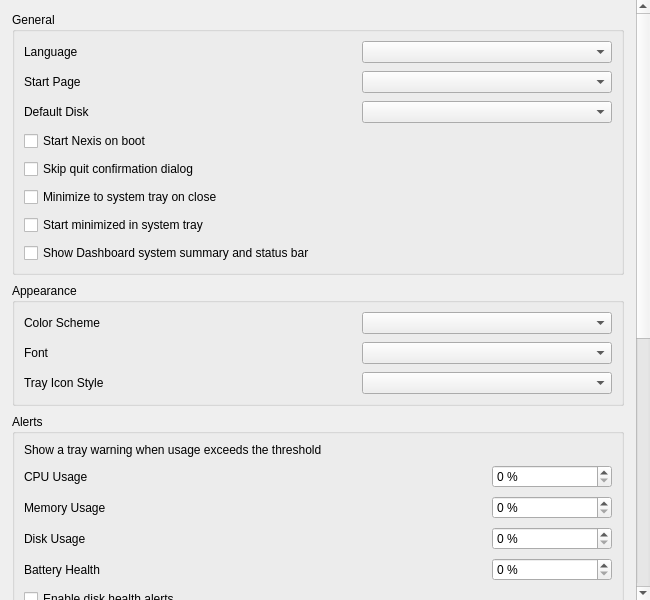
The window that shared/nexis/Pages/Settings/settings_page.ui (s4solutionsllc/Nexis) describes before a commit, drawn with Qt 5.
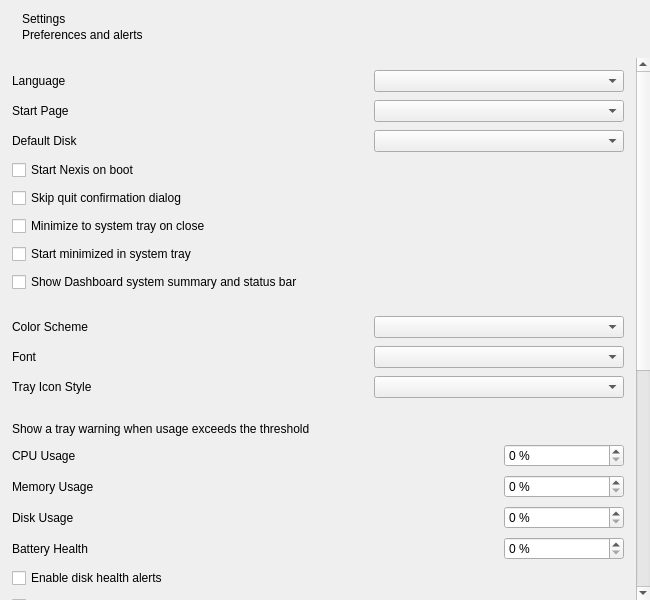
The same window after the commit.

Commit message: feat(settings): DS §2/§3/§4 elevated section cards (NEX-13743)

```diff
--- a/shared/nexis/Pages/Settings/settings_page.ui
+++ b/shared/nexis/Pages/Settings/settings_page.ui
@@ -24,6 +24,43 @@
    <property name="topMargin"><number>0</number></property>
    <property name="rightMargin"><number>0</number></property>
    <property name="bottomMargin"><number>0</number></property>
+   <item>
+    <widget class="QWidget" name="pageHeader" native="true">
+     <layout class="QHBoxLayout" name="pageHeaderLayout">
+      <property name="leftMargin"><number>14</number></property>
+      <property name="topMargin"><number>12</number></property>
+      <property name="rightMargin"><number>14</number></property>
+      <property name="bottomMargin"><number>10</number></property>
+      <property name="spacing"><number>8</number></property>
+      <item>
+       <widget class="QFrame" name="pageHeaderAccent">
+        <property name="frameShape"><enum>QFrame::NoFrame</enum></property>
+       </widget>
+      </item>
+      <item>
+       <layout class="QVBoxLayout" name="pageHeaderTextCol">
+        <property name="spacing"><number>2</number></property>
+        <item>
+         <widget class="QLabel" name="pageHeaderTitle">
+          <property name="text"><string>Settings</string></property>
+         </widget>
+        </item>
+        <item>
+         <widget class="QLabel" name="pageHeaderSource">
+          <property name="text"><string>Preferences and alerts</string></property>
+         </widget>
+        </item>
+       </layout>
+      </item>
+      <item>
+       <spacer name="hspacerPageHeader">
+        <property name="orientation"><enum>Qt::Horizontal</enum></property>
+        <property name="sizeHint" stdset="0"><size><width>0</width><height>0</height></size></property>
+       </spacer>
+      </item>
+     </layout>
+    </widget>
+   </item>
    <item>
     <widget class="QScrollArea" name="scrollArea">
      <property name="widgetResizable"><bool>true</bool></property>
@@ -34,13 +71,22 @@
        <property name="topMargin"><number>12</number></property>
        <property name="rightMargin"><number>12</number></property>
        <property name="bottomMargin"><number>12</number></property>
-       <property name="spacing"><number>8</number></property>
+       <property name="spacing"><number>24</number></property>
 
        <!-- ============ GENERAL ============ -->
        <item>
-        <widget class="QGroupBox" name="groupGeneral">
-         <property name="title"><string>General</string></property>
-         <layout class="QGridLayout" name="gridGeneral">
+        <widget class="QWidget" name="groupGeneral" native="true">
+         <layout class="QVBoxLayout" name="vboxGeneral">
+          <property name="spacing"><number>0</number></property>
+          <property name="leftMargin"><number>0</number></property>
+          <property name="topMargin"><number>0</number></property>
+          <property name="rightMargin"><number>0</number></property>
+          <property name="bottomMargin"><number>0</number></property>
+          <item>
+           <widget class="QWidget" name="headerGeneral" native="true"/>
+          </item>
+          <item>
+           <layout class="QGridLayout" name="gridGeneral">
           <property name="horizontalSpacing"><number>12</number></property>
           <property name="verticalSpacing"><number>8</number></property>
 
@@ -140,14 +186,25 @@
           </item>
 
          </layout>
+          </item>
+         </layout>
         </widget>
        </item>
 
        <!-- ============ APPEARANCE ============ -->
        <item>
-        <widget class="QGroupBox" name="groupAppearance">
-         <property name="title"><string>Appearance</string></property>
-         <layout class="QGridLayout" name="gridAppearance">
+        <widget class="QWidget" name="groupAppearance" native="true">
+         <layout class="QVBoxLayout" name="vboxAppearance">
+          <property name="spacing"><number>0</number></property>
+          <property name="leftMargin"><number>0</number></property>
+          <property name="topMargin"><number>0</number></property>
+          <property name="rightMargin"><number>0</number></property>
+          <property name="bottomMargin"><number>0</number></property>
+          <item>
+           <widget class="QWidget" name="headerAppearance" native="true"/>
+          </item>
+          <item>
+           <layout class="QGridLayout" name="gridAppearance">
           <property name="horizontalSpacing"><number>12</number></property>
           <property name="verticalSpacing"><number>8</number></property>
 
@@ -206,14 +263,25 @@
           </item>
 
          </layout>
+          </item>
+         </layout>
         </widget>
        </item>
 
        <!-- ============ ALERTS ============ -->
        <item>
-        <widget class="QGroupBox" name="groupAlerts">
-         <property name="title"><string>Alerts</string></property>
-         <layout class="QGridLayout" name="gridAlerts">
+        <widget class="QWidget" name="groupAlerts" native="true">
+         <layout class="QVBoxLayout" name="vboxAlerts">
+          <property name="spacing"><number>0</number></property>
+          <property name="leftMargin"><number>0</number></property>
+          <property name="topMargin"><number>0</number></property>
+          <property name="rightMargin"><number>0</number></property>
+          <property name="bottomMargin"><number>0</number></property>
+          <item>
+           <widget class="QWidget" name="headerAlerts" native="true"/>
+          </item>
+          <item>
+           <layout class="QGridLayout" name="gridAlerts">
           <property name="horizontalSpacing"><number>12</number></property>
           <property name="verticalSpacing"><number>8</number></property>
 
@@ -303,14 +371,25 @@
           </item>
 
          </layout>
+          </item>
+         </layout>
         </widget>
        </item>
 
        <!-- ============ TOOLS ============ -->
        <item>
-        <widget class="QGroupBox" name="groupTools">
-         <property name="title"><string>Tools</string></property>
-         <layout class="QGridLayout" name="gridTools">
+        <widget class="QWidget" name="groupTools" native="true">
+         <layout class="QVBoxLayout" name="vboxTools">
+          <property name="spacing"><number>0</number></property>
+          <property name="leftMargin"><number>0</number></property>
+          <property name="topMargin"><number>0</number></property>
+          <property name="rightMargin"><number>0</number></property>
+          <property name="bottomMargin"><number>0</number></property>
+          <item>
+           <widget class="QWidget" name="headerTools" native="true"/>
+          </item>
+          <item>
+           <layout class="QGridLayout" name="gridTools">
           <property name="horizontalSpacing"><number>12</number></property>
           <property name="verticalSpacing"><number>8</number></property>
 
@@ -350,14 +429,25 @@
           </item>
 
          </layout>
+          </item>
+         </layout>
         </widget>
        </item>
 
        <!-- ============ SCHEDULED CLEANING ============ -->
        <item>
-        <widget class="QGroupBox" name="groupScheduledCleaning">
-         <property name="title"><string>Scheduled Cleaning</string></property>
-         <layout class="QVBoxLayout" name="layoutScheduledCleaning">
+        <widget class="QWidget" name="groupScheduledCleaning" native="true">
+         <layout class="QVBoxLayout" name="vboxScheduledCleaning">
+          <property name="spacing"><number>0</number></property>
+          <property name="leftMargin"><number>0</number></property>
+          <property name="topMargin"><number>0</number></property>
+          <property name="rightMargin"><number>0</number></property>
+          <property name="bottomMargin"><number>0</number></property>
+          <item>
+           <widget class="QWidget" name="headerScheduledCleaning" native="true"/>
+          </item>
+          <item>
+           <layout class="QVBoxLayout" name="layoutScheduledCleaning">
           <property name="spacing"><number>8</number></property>
 
           <item>
@@ -512,6 +602,8 @@
            </layout>
           </item>
 
+         </layout>
+          </item>
          </layout>
         </widget>
        </item>
```
The commit also changes 5 other files.
